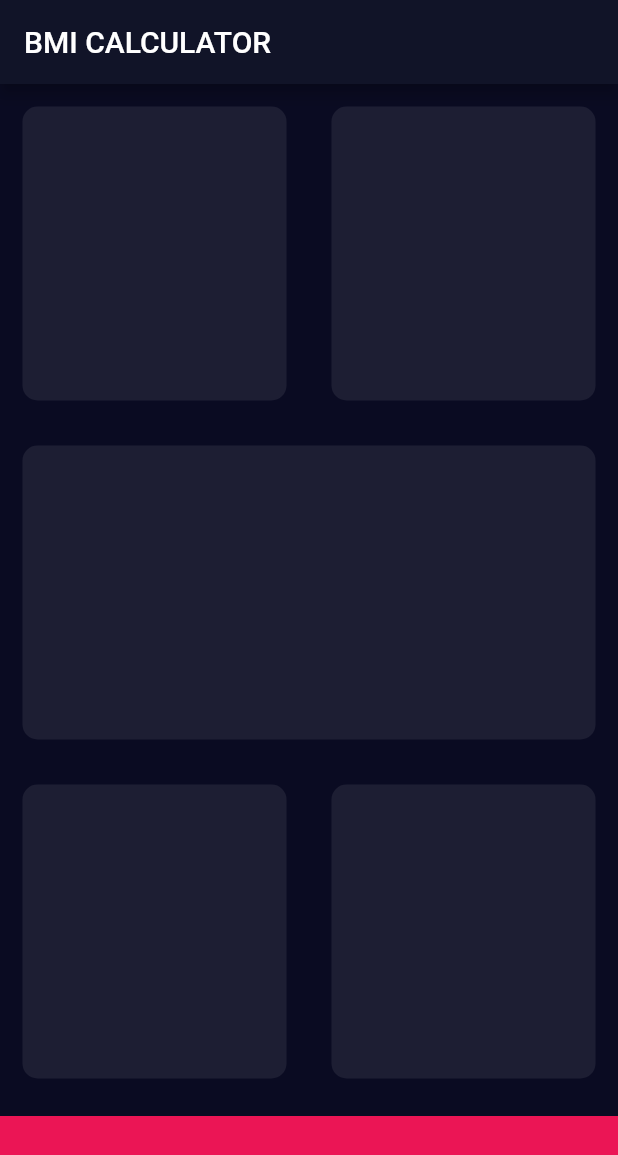
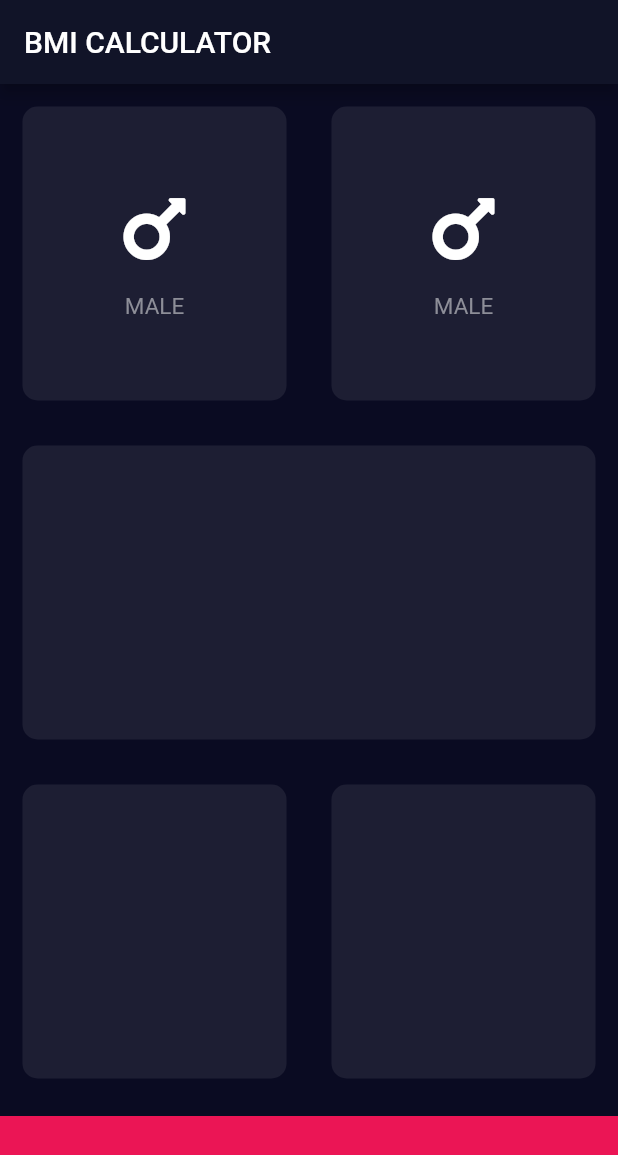
Before and after one commit to stefaniamak/flutter_course, a Flutter app: the screen it shows after launch, on a phone screen of 412 x 824 dp. Shown: the top 1155 px of the screen. Run offline on Flutter 3.47's test engine with Material 2 defaults, Android fonts, the phone set to English and light mode, and no system bars; our stand-ins replace audioplayers, font_awesome_flutter, rflutter_alert.

Commit message:
feat(calculator): moved widgets from `input_page` to their own files

```diff
--- /dev/null
+++ b/bmi-calculator-flutter/lib/card_content.dart
@@ -0,0 +1,32 @@
+import 'package:flutter/material.dart';
+
+TextStyle labelStyle = TextStyle(
+  fontSize: 15.0,
+  color: Color(0xFF8D8E98),
+);
+
+class CardContent extends StatelessWidget {
+  final IconData icon;
+  final String labelText;
+
+  CardContent({@required this.icon, @required this.labelText});
+
+  @override
+  Widget build(BuildContext context) {
+    return Container(
+      child: Center(
+        child: Column(
+          mainAxisAlignment: MainAxisAlignment.center,
+          children: [
+            Icon(icon, size: 55.0),
+            SizedBox(height: 15.0),
+            Text(
+              labelText,
+              style: labelStyle,
+            ),
+          ],
+        ),
+      ),
+    );
+  }
+}
--- a/bmi-calculator-flutter/lib/input_page.dart
+++ b/bmi-calculator-flutter/lib/input_page.dart
@@ -1,4 +1,7 @@
 import 'package:flutter/material.dart';
+import 'package:font_awesome_flutter/font_awesome_flutter.dart';
+import 'card_content.dart';
+import 'reusable_card.dart';
 
 const bottomContainerHeight = 80.0;
 const activeCardColor = Color(0xFF1D1E33);
@@ -22,10 +25,18 @@ class _InputPageState extends State<InputPage> {
             child: Row(
               children: [
                 Expanded(
-                  child: ReusableCard(colour: activeCardColor),
+                  child: ReusableCard(
+                    colour: activeCardColor,
+                    childWidget: CardContent(
+                        icon: FontAwesomeIcons.mars, labelText: 'MALE'),
+                  ),
                 ),
                 Expanded(
-                  child: ReusableCard(colour: activeCardColor),
+                  child: ReusableCard(
+                    colour: activeCardColor,
+                    childWidget: CardContent(
+                        icon: FontAwesomeIcons.mars, labelText: 'MALE'),
+                  ),
                 ),
               ],
             ),
@@ -56,20 +67,3 @@ class _InputPageState extends State<InputPage> {
     );
   }
 }
-
-class ReusableCard extends StatelessWidget {
-  final Color colour;
-
-  ReusableCard({@required this.colour});
-
-  @override
-  Widget build(BuildContext context) {
-    return Container(
-      margin: EdgeInsets.all(15.0),
-      decoration: BoxDecoration(
-        color: colour,
-        borderRadius: BorderRadius.circular(10.0),
-      ),
-    );
-  }
-}
--- /dev/null
+++ b/bmi-calculator-flutter/lib/reusable_card.dart
@@ -0,0 +1,20 @@
+import 'package:flutter/material.dart';
+
+class ReusableCard extends StatelessWidget {
+  final Color colour;
+  final Widget childWidget;
+
+  ReusableCard({@required this.colour, this.childWidget});
+
+  @override
+  Widget build(BuildContext context) {
+    return Container(
+      child: childWidget,
+      margin: EdgeInsets.all(15.0),
+      decoration: BoxDecoration(
+        color: colour,
+        borderRadius: BorderRadius.circular(10.0),
+      ),
+    );
+  }
+}
--- a/bmi-calculator-flutter/pubspec.yaml
+++ b/bmi-calculator-flutter/pubspec.yaml
@@ -11,6 +11,7 @@ dependencies:
     sdk: flutter
 
   cupertino_icons: ^0.1.2
+  font_awesome_flutter: ^8.10.0
 
 dev_dependencies:
   flutter_test:
```
